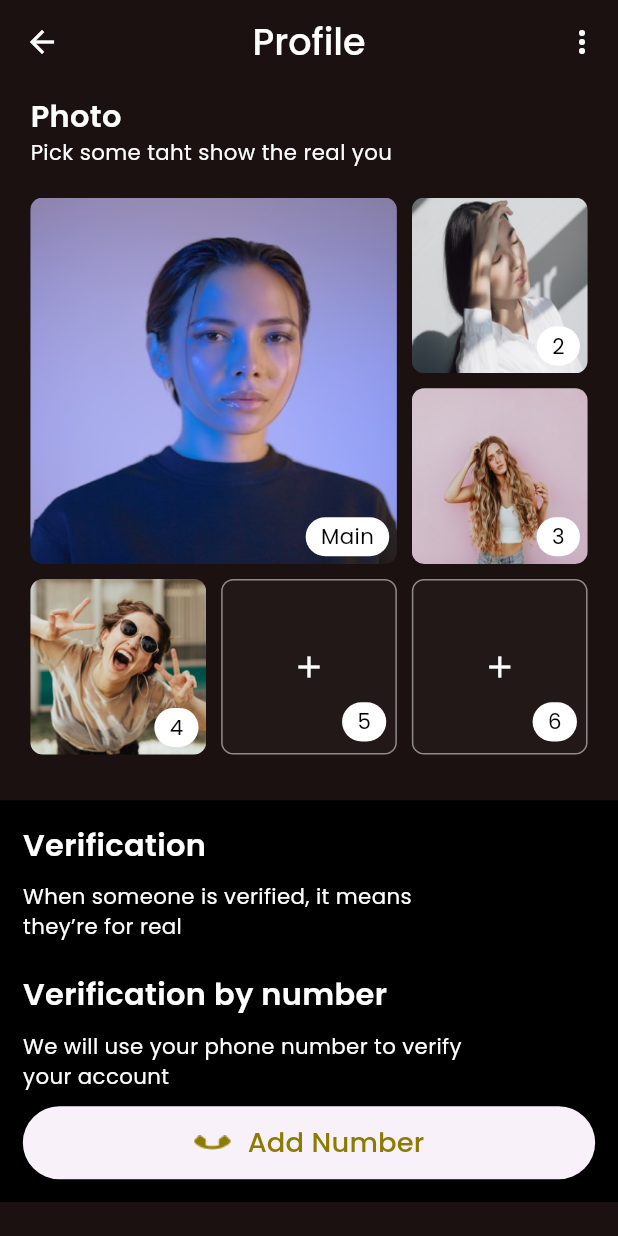
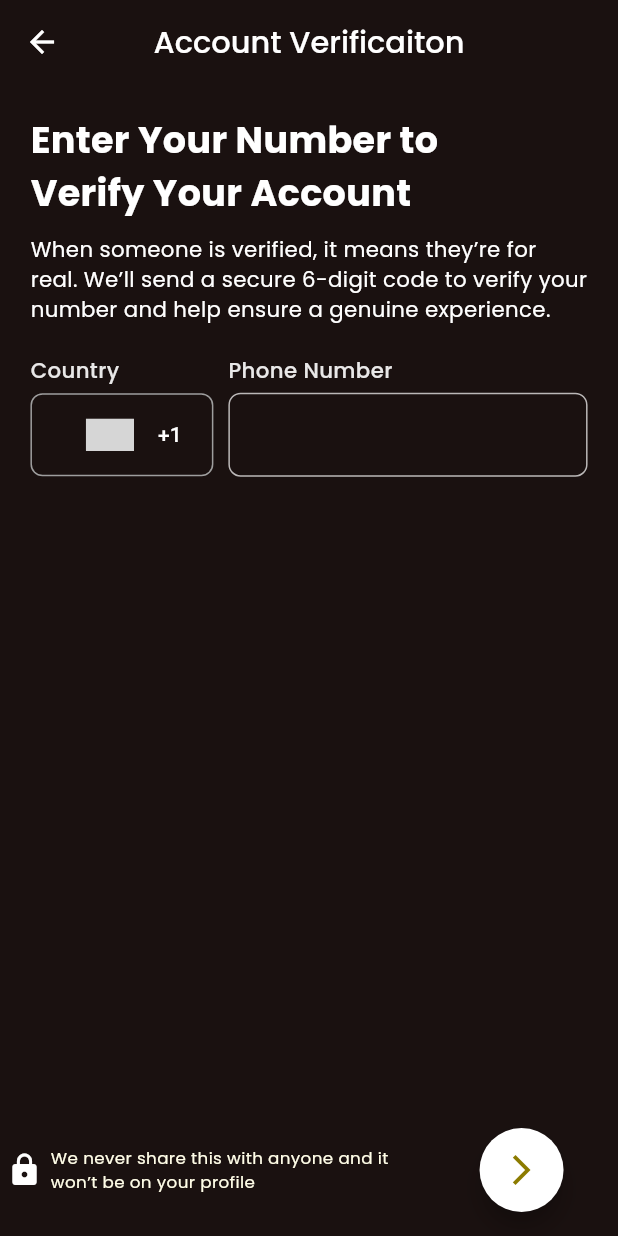
Before and after one commit to Mdsumon743/unforgettable_getaway, a Flutter app: the Profile screen opened directly, scrolled down 576 dp, after a tap on "Add Number", on a phone screen of 412 x 824 dp. Run offline on Flutter 3.47's test engine with Material 3 defaults, Android fonts, the phone set to English and light mode, and no system bars; drawn by our look-alikes of country_code_picker; our stand-ins replace flutter_screenutil, flutter_svg, get, google_fonts, pinput; missing offline and left inert: country_flags; grey boxes are pictures that could not be loaded.

Commit message:
number_verification

```diff
--- /dev/null
+++ b/lib/feature/profile/controller/phone_number_input.dart
@@ -0,0 +1,16 @@
+import 'package:get/get.dart';
+
+class PhoneVerificationController extends GetxController {
+
+  var selectedCountryCode = '+1'.obs;
+  var phoneNumber = ''.obs;
+
+  void updateCountryCode(String code) {
+    selectedCountryCode.value = code;
+  }
+
+
+  void updatePhoneNumber(String number) {
+    phoneNumber.value = number;
+  }
+}
--- /dev/null
+++ b/lib/feature/profile/presentation/screen/phone_number_verification.dart
@@ -0,0 +1,189 @@
+import 'package:country_code_picker/country_code_picker.dart';
+import 'package:flutter/material.dart';
+import 'package:flutter_screenutil/flutter_screenutil.dart';
+import 'package:get/get.dart';
+import 'package:unforgettable_getaway/feature/profile/controller/phone_number_input.dart';
+import 'package:unforgettable_getaway/feature/profile/presentation/screen/phone_number_verify.dart';
+
+import '../../../../core/global_widget/custom_text_popins.dart';
+
+class PhoneNumberVerification extends StatelessWidget {
+  const PhoneNumberVerification({super.key});
+
+  @override
+  Widget build(BuildContext context) {
+    final PhoneVerificationController phoneController =
+        Get.put(PhoneVerificationController());
+
+    return Scaffold(
+      backgroundColor: const Color(0xff1A1110),
+      appBar: AppBar(
+        scrolledUnderElevation: 0,
+        backgroundColor: const Color(0xff1A1110),
+        centerTitle: true,
+        title: CustomTextPopins(
+          text: "Account Verificaiton",
+          fontWeight: FontWeight.w500,
+          size: 20.sp,
+          color: Colors.white,
+        ),
+        leading: IconButton(
+            onPressed: () {
+              Get.back();
+            },
+            icon: const Icon(
+              Icons.arrow_back,
+              color: Colors.white,
+            )),
+      ),
+      body: SingleChildScrollView(
+        child: Padding(
+          padding: EdgeInsets.symmetric(horizontal: 20.r, vertical: 20.r),
+          child: Column(
+            crossAxisAlignment: CrossAxisAlignment.start,
+            children: [
+              CustomTextPopins(
+                textAlign: TextAlign.start,
+                text: "Enter Your Number to\nVerify Your Account",
+                fontWeight: FontWeight.w700,
+                size: 24.sp,
+                color: Colors.white,
+              ),
+              SizedBox(
+                height: 10.h,
+              ),
+              CustomTextPopins(
+                textAlign: TextAlign.start,
+                text:
+                    """When someone is verified, it means they’re for real. We’ll send a secure 6-digit code to verify your number and help ensure a genuine experience.""",
+                fontWeight: FontWeight.w400,
+                size: 14.sp,
+                color: Colors.white,
+              ),
+              SizedBox(
+                height: 20.h,
+              ),
+              Row(
+                mainAxisAlignment: MainAxisAlignment.center,
+                children: [
+                  Column(
+                    crossAxisAlignment: CrossAxisAlignment.start,
+                    children: [
+                      CustomTextPopins(
+                        text: "Country",
+                        fontWeight: FontWeight.w500,
+                        size: 14.sp,
+                        color: Colors.white.withOpacity(0.9),
+                      ),
+                      SizedBox(
+                        height: 5.h,
+                      ),
+                      Container(
+                        decoration: BoxDecoration(
+                          border: Border.all(color: Colors.grey),
+                          borderRadius: BorderRadius.circular(8),
+                        ),
+                        child: CountryCodePicker(
+                          barrierColor: Colors.transparent,
+                          onChanged: (code) {
+                            phoneController.updateCountryCode(code.dialCode!);
+                          },
+                          initialSelection: 'US',
+                          favorite: const ['+1', 'US'],
+                          showCountryOnly: false,
+                          showFlag: true,
+                          dialogBackgroundColor: Colors.white,
+                          backgroundColor: Colors.white,
+                          showOnlyCountryWhenClosed: false,
+                          textStyle: const TextStyle(color: Colors.white),
+                          searchDecoration: const InputDecoration(
+                            hintText: "Search country",
+                          ),
+                        ),
+                      ),
+                    ],
+                  ),
+                  const SizedBox(width: 10),
+                  Expanded(
+                      child: Column(
+                          crossAxisAlignment: CrossAxisAlignment.start,
+                          children: [
+                        CustomTextPopins(
+                          text: "Phone Number",
+                          fontWeight: FontWeight.w500,
+                          size: 14.sp,
+                          color: Colors.white.withOpacity(0.9),
+                        ),
+                        SizedBox(
+                          height: 5.h,
+                        ),
+                        TextField(
+                            onChanged: (value) {
+                              phoneController.updatePhoneNumber(value);
+                            },
+                            keyboardType: TextInputType.phone,
+                            style: const TextStyle(color: Colors.white),
+                            decoration: InputDecoration(
+                              focusedBorder: OutlineInputBorder(
+                                borderRadius: BorderRadius.circular(8.r),
+                                borderSide: BorderSide(
+                                    color: Colors.white.withOpacity(0.7)),
+                              ),
+                              border: OutlineInputBorder(
+                                borderRadius: BorderRadius.circular(8.r),
+                                borderSide: BorderSide(
+                                    color: Colors.white.withOpacity(0.7)),
+                              ),
+                              enabledBorder: OutlineInputBorder(
+                                borderRadius: BorderRadius.circular(8.r),
+                                borderSide: BorderSide(
+                                    color: Colors.white.withOpacity(0.7)),
+                              ),
+                            ),
+                          ),
+
+                      ])),
+                ],
+              ),
+            ],
+          ),
+        ),
+      ),
+      floatingActionButton: Padding(
+        padding: EdgeInsets.symmetric(horizontal: 20.r),
+        child: Row(
+          mainAxisAlignment: MainAxisAlignment.spaceBetween,
+          children: [
+            Row(
+              children: [
+                const Icon(
+                  Icons.lock,
+                  color: Colors.white,
+                ),
+                SizedBox(
+                  width: 5.w,
+                ),
+                CustomTextPopins(
+                    fontWeight: FontWeight.w400,
+                    size: 11.sp,
+                    color: const Color(0xffFFFDE7),
+                    text:
+                        "We never share this with anyone and it\nwon’t be on your profile"),
+              ],
+            ),
+            FloatingActionButton(
+              backgroundColor: Colors.white,
+              shape: RoundedRectangleBorder(
+                  borderRadius: BorderRadius.circular(30.r)),
+              onPressed: () {Get.to(()=>const PhoneNumberOTPSubmit());},
+              child: const Icon(
+                Icons.arrow_forward_ios,
+                color: Color(0xff8C7B00),
+              ),
+            )
+          ],
+        ),
+      ),
+    );
+  }
+}
--- a/lib/feature/profile/presentation/widget/verification.dart
+++ b/lib/feature/profile/presentation/widget/verification.dart
@@ -1,13 +1,17 @@
 import 'package:flutter/material.dart';
 import 'package:flutter_screenutil/flutter_screenutil.dart';
+import 'package:get/get.dart';
 import 'package:unforgettable_getaway/core/global_widget/custom_text_popins.dart';
 import 'package:unforgettable_getaway/core/utils/assetpath.dart';
+import 'package:unforgettable_getaway/feature/profile/presentation/screen/phone_number_verification.dart';
 
 class Verification extends StatelessWidget {
   const Verification({super.key});
 
   @override
   Widget build(BuildContext context) {
+
+
     return Container(
       padding: EdgeInsets.all(15.r),
       width: double.infinity,
@@ -54,7 +58,9 @@ class Verification extends StatelessWidget {
             height: 10.h,
           ),
           ElevatedButton(
-              onPressed: () {},
+              onPressed: () {
+                Get.to(() => const PhoneNumberVerification());
+              },
               style: ElevatedButton.styleFrom(
                   minimumSize: Size(double.infinity, 48.h)),
               child: Row(
--- a/pubspec.yaml
+++ b/pubspec.yaml
@@ -42,6 +42,9 @@ dependencies:
   flutter_svg: ^2.0.16
   flutter_staggered_grid_view: ^0.7.0
   pinput: ^5.0.0
+  intl_phone_number_input: ^0.7.4
+  country_code_picker: ^3.1.0
+
 
 
 
```
Also changed, not shown: lib/feature/profile/presentation/screen/phone_number_verify.dart (added, +146 -0 lines), pubspec.lock.
